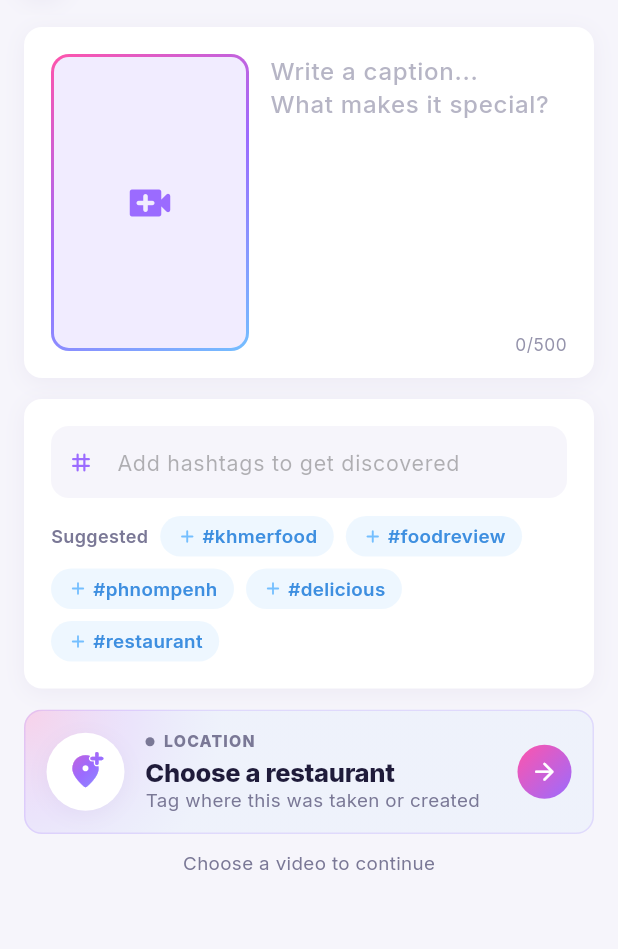
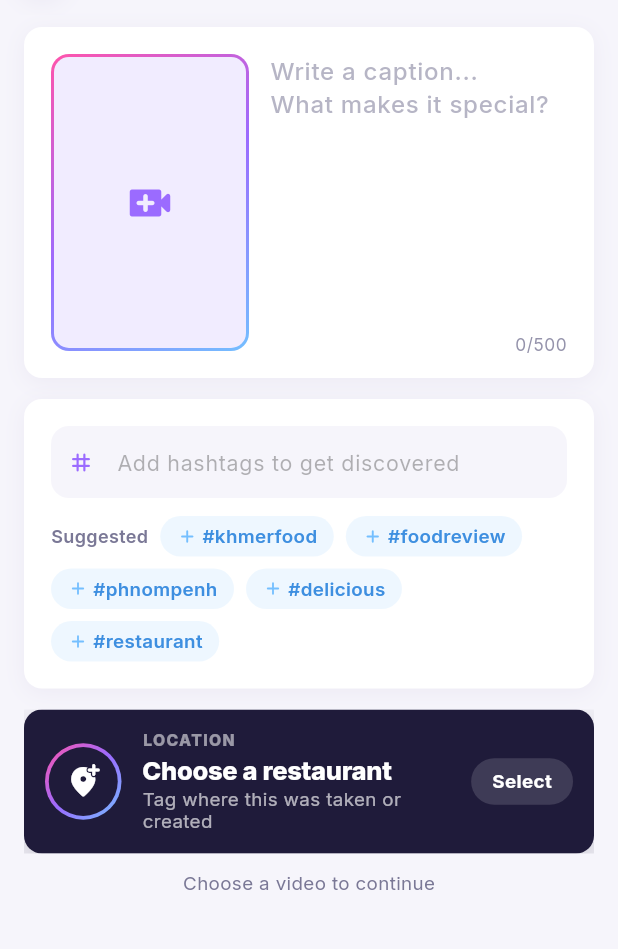
Before and after one commit to Um-chankreas/khmercat_app, a Flutter app: the VideoUploadScreen screen opened directly, on a phone screen of 412 x 824 dp, the part 69-1018 px from its top. Run offline on Flutter 3.47's test engine with Material 3 defaults, Android fonts, the phone set to English and light mode, and no system bars; our stand-ins replace cached_network_image, camera, dio, dotted_border, firebase_core, firebase_messaging and 17 more; missing offline and left inert: cached_video_player_plus, v_video_compressor; accounts and stored records are empty; network calls fail.

```diff
--- a/lib/src/video_upload/presentation/video_upload_screen.dart
+++ b/lib/src/video_upload/presentation/video_upload_screen.dart
@@ -559,8 +559,7 @@ class _Card extends StatelessWidget {
   }
 }
 
-/// Where the post is tagged: a soft gradient-washed tile showing the chosen
-/// restaurant (with its role) or an inviting empty state.
+/// Where the post is tagged: a bold dark tile with a gradient-ringed logo.
 class _TargetCard extends StatelessWidget {
   final UploadTargetSelection? selection;
   final VoidCallback onTap;
@@ -570,7 +569,6 @@ class _TargetCard extends StatelessWidget {
   Widget build(BuildContext context) {
     final sel = selection;
     final isPost = sel?.mode == UploadMode.restaurantPost;
-    final accent = isPost ? _Brand.pink : const Color(0xff3E8FE0);
 
     return Material(
       color: Colors.transparent,
@@ -580,52 +578,35 @@ class _TargetCard extends StatelessWidget {
         child: Ink(
           padding: const EdgeInsets.all(14),
           decoration: BoxDecoration(
+            color: _Brand.ink,
             borderRadius: BorderRadius.circular(12),
-            color: Colors.white,
-            gradient: RadialGradient(
-              center: Alignment.topLeft,
-              radius: 1.6,
-              colors: [
-                _Brand.pink.withValues(alpha: 0.22),
-                _Brand.purple.withValues(alpha: 0.12),
-                _Brand.blue.withValues(alpha: 0.06),
-              ],
-              stops: const [0, 0.55, 1],
-            ),
-            border: Border.all(
-              color: _Brand.purple.withValues(alpha: sel == null ? 0.18 : 0.28),
-            ),
+            boxShadow: _Brand.softShadow(_Brand.ink, alpha: 0.25),
           ),
           child: Row(
             children: [
-              if (sel != null)
+              // Gradient ring around the logo / empty-state icon.
               Container(
                 padding: const EdgeInsets.all(2.5),
-                  decoration: BoxDecoration(
-                    color: Colors.white,
+                decoration: const BoxDecoration(
+                  gradient: _Brand.gradient,
                   shape: BoxShape.circle,
-                    boxShadow: _Brand.cardShadow(),
                 ),
-                  child: RestaurantLogo(
+                child: sel != null
+                    ? RestaurantLogo(
                         restaurant: sel.restaurant,
                         size: 46,
                         borderRadius: 23,
+                      )
+                    : Container(
+                        width: 46,
+                        height: 46,
+                        decoration: const BoxDecoration(
+                          color: _Brand.ink,
+                          shape: BoxShape.circle,
                         ),
-                )
-              else
-                Container(
-                  width: 52,
-                  height: 52,
-                  decoration: BoxDecoration(
-                    color: Colors.white,
-                    shape: BoxShape.circle,
-                    boxShadow: _Brand.cardShadow(),
-                  ),
-                  child: ShaderMask(
-                    shaderCallback: (r) => _Brand.gradient.createShader(r),
                         child: const Icon(
                           Icons.add_location_alt_rounded,
-                      size: 26,
+                          size: 24,
                           color: Colors.white,
                         ),
                       ),
@@ -635,17 +616,6 @@ class _TargetCard extends StatelessWidget {
                 child: Column(
                   crossAxisAlignment: CrossAxisAlignment.start,
                   children: [
-                    Row(
-                      children: [
-                        Container(
-                          width: 6,
-                          height: 6,
-                          decoration: BoxDecoration(
-                            color: sel == null ? _Brand.muted : accent,
-                            shape: BoxShape.circle,
-                          ),
-                        ),
-                        const Gap(6),
                     Text(
                       sel == null
                           ? 'LOCATION'
@@ -653,11 +623,9 @@ class _TargetCard extends StatelessWidget {
                       style: TextStyle(
                         fontSize: 10.5,
                         fontWeight: FontWeight.w800,
-                            letterSpacing: 0.8,
-                            color: sel == null ? _Brand.muted : accent,
+                        letterSpacing: 0.9,
+                        color: Colors.white.withValues(alpha: 0.55),
                       ),
-                        ),
-                      ],
                     ),
                     const Gap(3),
                     Text(
@@ -668,14 +636,17 @@ class _TargetCard extends StatelessWidget {
                         fontWeight: FontWeight.w800,
                         fontSize: 17,
                         letterSpacing: -0.2,
-                        color: _Brand.ink,
+                        color: Colors.white,
                       ),
                     ),
                     if (sel == null) ...[
                       const Gap(1),
-                      const Text(
+                      Text(
                         'Tag where this was taken or created',
-                        style: TextStyle(fontSize: 12.5, color: _Brand.muted),
+                        style: TextStyle(
+                          fontSize: 12.5,
+                          color: Colors.white.withValues(alpha: 0.65),
+                        ),
                       ),
                     ],
                   ],
@@ -683,18 +654,21 @@ class _TargetCard extends StatelessWidget {
               ),
               const Gap(8),
               Container(
-                width: 36,
-                height: 36,
-                decoration: const BoxDecoration(
-                  gradient: _Brand.pinkPurple,
-                  shape: BoxShape.circle,
+                padding: const EdgeInsets.symmetric(
+                  horizontal: 14,
+                  vertical: 8,
                 ),
-                child: Icon(
-                  sel == null
-                      ? Icons.arrow_forward_rounded
-                      : Icons.swap_horiz_rounded,
-                  size: 19,
+                decoration: BoxDecoration(
+                  color: Colors.white.withValues(alpha: 0.14),
+                  borderRadius: BorderRadius.circular(20),
+                ),
+                child: Text(
+                  sel == null ? 'Select' : 'Change',
+                  style: const TextStyle(
+                    fontSize: 12.5,
+                    fontWeight: FontWeight.w700,
                     color: Colors.white,
+                  ),
                 ),
               ),
             ],
```
Lines whose indentation alone changed are shown as unchanged.
